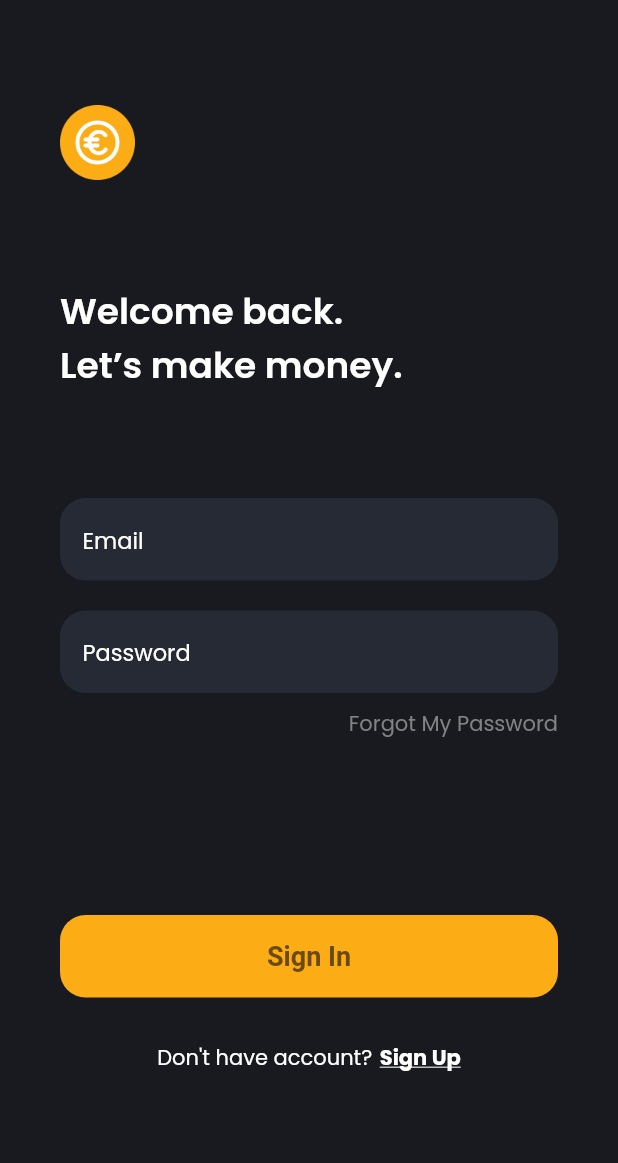
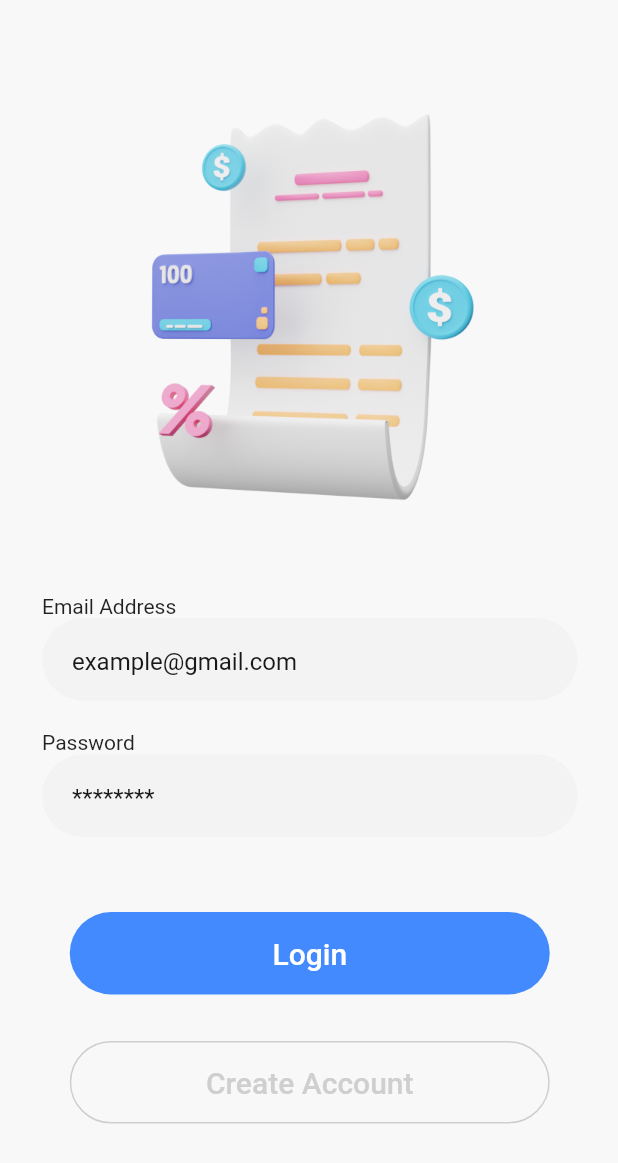
Before and after one commit to Revaldo11/SevenDay-Flutter-UI, a Flutter app: the screen it shows after launch, on a phone screen of 412 x 824 dp. Shown: the top 1163 px of the screen. Run offline on Flutter 3.47's test engine with Material 2 defaults, Android fonts, the phone set to English and light mode, and no system bars; our stand-ins replace google_fonts.

Commit message:
sign pages done

```diff
--- a/lib/main.dart
+++ b/lib/main.dart
@@ -1,5 +1,6 @@
 import 'package:flutter/material.dart';
 import 'package:splash_screen/pages/first_sign_in.dart';
+import 'package:splash_screen/pages/second_sign_in.dart';
 import 'package:splash_screen/pages/started_screen.dart';
 import 'package:splash_screen/pages/started_second_screen.dart';
 import 'pages/splash_first.dart';
@@ -14,7 +15,7 @@ class SevenDay extends StatelessWidget {
   Widget build(BuildContext context) {
     return const MaterialApp(
       debugShowCheckedModeBanner: false,
-      home: FirstSignIN(),
+      home: SecondSignIn(),
     );
   }
 }
--- /dev/null
+++ b/lib/pages/second_sign_in.dart
@@ -0,0 +1,137 @@
+import 'package:flutter/material.dart';
+
+class SecondSignIn extends StatelessWidget {
+  const SecondSignIn({Key? key}) : super(key: key);
+
+  @override
+  Widget build(BuildContext context) {
+    Widget formLogin() {
+      return Container(
+        child: Column(
+          crossAxisAlignment: CrossAxisAlignment.start,
+          children: [
+            Text('Email Address'),
+            Container(
+              padding: EdgeInsets.only(left: 20, top: 5, bottom: 0),
+              height: 55,
+              decoration: BoxDecoration(
+                  color: Color(0xffF3F3F3),
+                  borderRadius: BorderRadius.circular(71)),
+              child: const TextField(
+                decoration: InputDecoration(
+                  border: InputBorder.none,
+                  hintText: 'example@gmail.com',
+                  hintStyle: TextStyle(
+                    color: Color(0xff17171A),
+                  ),
+                ),
+              ),
+            ),
+            SizedBox(
+              height: 20,
+            ),
+            Text('Password'),
+            Container(
+              padding: EdgeInsets.only(left: 20, top: 5, bottom: 0),
+              height: 55,
+              decoration: BoxDecoration(
+                  color: Color(0xffF3F3F3),
+                  borderRadius: BorderRadius.circular(71)),
+              child: const TextField(
+                decoration: InputDecoration(
+                  border: InputBorder.none,
+                  hintText: '********',
+                  hintStyle: TextStyle(
+                    color: Color(0xff17171A),
+                  ),
+                ),
+              ),
+            ),
+          ],
+        ),
+      );
+    }
+
+    Widget button() {
+      return Container(
+        margin: EdgeInsets.only(top: 50),
+        child: Column(
+          children: [
+            Container(
+              height: 55,
+              width: 320,
+              decoration: BoxDecoration(
+                borderRadius: BorderRadius.circular(70),
+              ),
+              child: TextButton(
+                onPressed: () {},
+                style: TextButton.styleFrom(
+                  backgroundColor: Colors.blueAccent,
+                  shape: RoundedRectangleBorder(
+                    borderRadius: BorderRadius.circular(71),
+                  ),
+                ),
+                child: const Text(
+                  'Login',
+                  style: TextStyle(color: Colors.white, fontSize: 20),
+                ),
+              ),
+            ),
+            SizedBox(
+              height: 31,
+            ),
+            Container(
+              height: 55,
+              width: 320,
+              decoration: BoxDecoration(
+                borderRadius: BorderRadius.circular(71),
+                border: Border.all(
+                  color: Color(0xffCFCFCF),
+                ),
+              ),
+              child: TextButton(
+                onPressed: () {},
+                style: TextButton.styleFrom(
+                  shape: RoundedRectangleBorder(
+                    borderRadius: BorderRadius.circular(71),
+                  ),
+                ),
+                child: const Text(
+                  'Create Account',
+                  style: TextStyle(color: Color(0xffCFCFCF), fontSize: 20),
+                ),
+              ),
+            ),
+          ],
+        ),
+      );
+    }
+
+    return Scaffold(
+      backgroundColor: Color(0xffF8F8F8),
+      body: SingleChildScrollView(
+        child: Center(
+          child: Container(
+            margin: EdgeInsets.only(left: 28, right: 27, top: 64),
+            child: Column(
+              children: [
+                Container(
+                  width: 245,
+                  height: 279,
+                  decoration: const BoxDecoration(
+                    image: DecorationImage(
+                      image: AssetImage('assets/sign_in_image2.png'),
+                    ),
+                  ),
+                ),
+                SizedBox(height: 53),
+                formLogin(),
+                button(),
+              ],
+            ),
+          ),
+        ),
+      ),
+    );
+  }
+}
```
